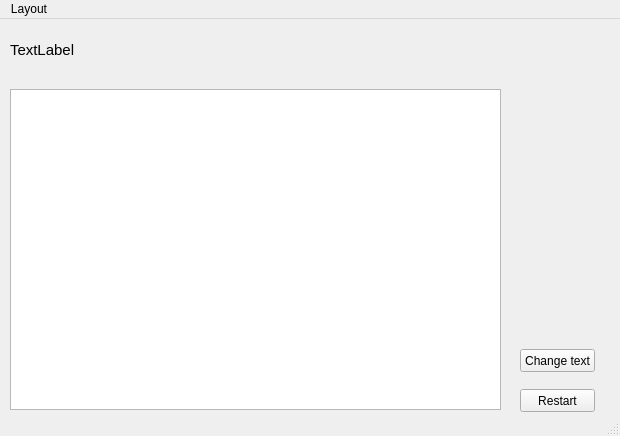
This is mainwindow.ui in supran98/Trainboard as Qt 5 draws it before an edit. The edited form follows.
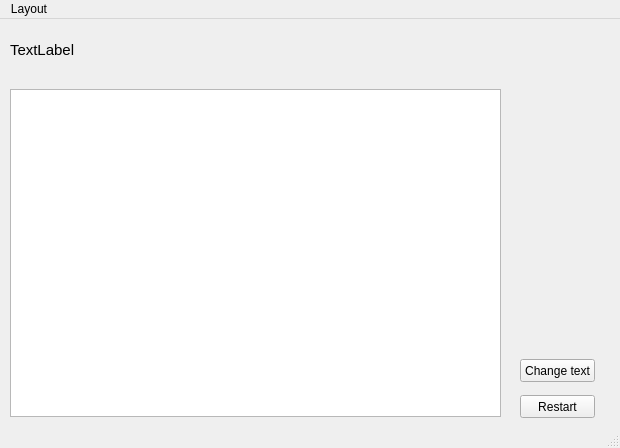
This is the edited form.

```diff
--- a/mainwindow.ui
+++ b/mainwindow.ui
@@ -7,7 +7,7 @@
     <x>0</x>
     <y>0</y>
     <width>620</width>
-    <height>436</height>
+    <height>448</height>
    </rect>
   </property>
   <property name="windowTitle">
@@ -20,7 +20,7 @@
       <x>10</x>
       <y>70</y>
       <width>491</width>
-      <height>321</height>
+      <height>328</height>
      </rect>
     </property>
     <property name="font">
@@ -33,7 +33,7 @@
     <property name="geometry">
      <rect>
       <x>520</x>
-      <y>370</y>
+      <y>376</y>
       <width>75</width>
       <height>23</height>
      </rect>
@@ -64,7 +64,7 @@
     <property name="geometry">
      <rect>
       <x>520</x>
-      <y>330</y>
+      <y>340</y>
       <width>75</width>
       <height>23</height>
      </rect>
```
Left out of the diff: 6 changed lines with no effect on the pictures.
